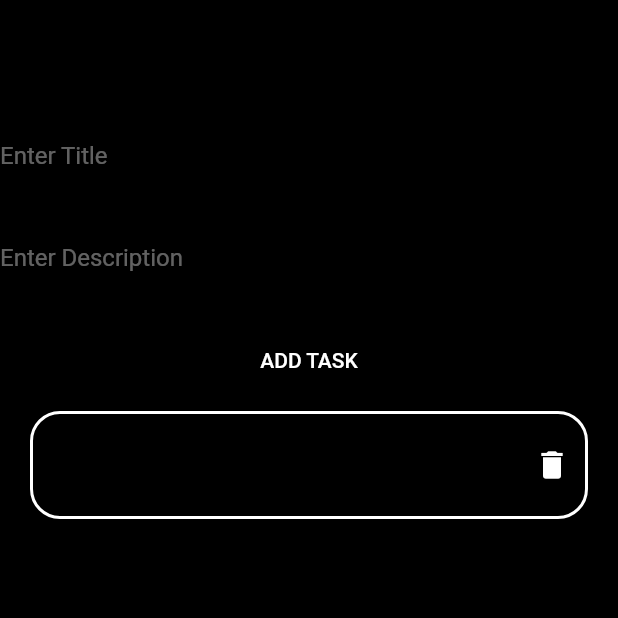
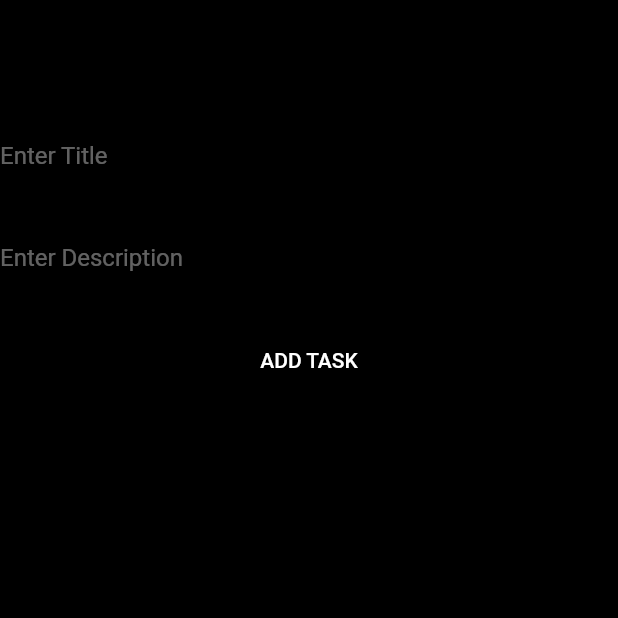
Before and after one commit to Astrallis/mobX_x_Flutter, a Flutter app: the screen it shows after launch, after a tap on "ADD TASK", after a tap on the "delete" icon, on a phone screen of 412 x 824 dp, the top half of it. Run offline on Flutter 3.47's test engine with Material 2 defaults, Android fonts, the phone set to English and light mode, and no system bars; our stand-ins replace flutter_mobx, mobx; generated files the repository leaves out were written again.

Commit message:
delete todo done

```diff
--- a/mobX_todo/lib/store/taskstore.dart
+++ b/mobX_todo/lib/store/taskstore.dart
@@ -1,23 +1,22 @@
-
 import 'package:mobX_todo/model/taskModel.dart';
 import 'package:mobx/mobx.dart';
 part 'taskstore.g.dart';
 
 class TaskStore = _TaskStore with _$TaskStore;
 
-abstract class _TaskStore with Store{
+abstract class _TaskStore with Store {
   @observable
-  ObservableList<Tasket> taskList=ObservableList<Tasket>();
+  ObservableList<Tasket> taskList = ObservableList<Tasket>();
 
   ObservableList<Tasket> get tasks => taskList;
 
   @action
-  void add(Tasket task){
+  void add(Tasket task) {
     taskList.add(task);
   }
 
   @action
-  void delete(String id){
-    taskList.removeWhere((element) => element.id==id);
+  void delete(String i) {
+    taskList.removeWhere((element) => element.id == i);
   }
 }
--- a/mobX_todo/lib/todoscreen.dart
+++ b/mobX_todo/lib/todoscreen.dart
@@ -18,8 +18,6 @@ class _ToDoState extends State<ToDo> {
   final TextEditingController descController = new TextEditingController();
 
   final Uuid uid = new Uuid();
-
-  final Tasket dummy = Tasket(title: "LOLOLO", desc: "LMFAO", id: "lelelele");
 
   @override
   Widget build(BuildContext context) {
@@ -56,38 +54,7 @@ class _ToDoState extends State<ToDo> {
               Observer(
                 builder: (context) => ListView.builder(
                   shrinkWrap: true,
-                  itemBuilder: (context, index) =>
-                      Boxer(task: taskStore.tasks[index]),
-                  itemCount: taskStore.taskList.length,
-                ),
-              ),
-            ],
-          ),
-        ));
-  }
-
-  void add() {
-    Tasket task = new Tasket(
-        title: titleController.text, desc: descController.text, id: uid.v1());
-    print(task.id);
-    taskStore.add(task);
-  }
-}
-
-class Boxer extends StatefulWidget {
-  final Tasket task;
-  Boxer({@required this.task});
-
-  @override
-  _BoxerState createState() => _BoxerState();
-}
-
-class _BoxerState extends State<Boxer> {
-  final TaskStore taskStore = new TaskStore();
-
-  @override
-  Widget build(BuildContext context) {
-    return Padding(
+                  itemBuilder: (context, index) => Padding(
                     padding: EdgeInsets.symmetric(horizontal: 20, vertical: 10),
                     child: Container(
                       width: MediaQuery.of(context).size.width - 40,
@@ -104,12 +71,12 @@ class _BoxerState extends State<Boxer> {
                               mainAxisAlignment: MainAxisAlignment.start,
                               crossAxisAlignment: CrossAxisAlignment.start,
                               children: [
-                  Text(widget.task.title,
+                                Text(taskStore.tasks[index].title,
                                     style: TextStyle(
                                         color: Colors.white,
                                         fontSize: 23,
                                         fontWeight: FontWeight.bold)),
-                  Text(widget.task.desc,
+                                Text(taskStore.tasks[index].desc,
                                     style: TextStyle(
                                         color: Colors.white,
                                         fontSize: 18,
@@ -119,13 +86,26 @@ class _BoxerState extends State<Boxer> {
                             GestureDetector(
                                 child: Icon(Icons.delete, color: Colors.white),
                                 onTap: () {
-                    print(widget.task.id);
-                    // taskStore.delete(widget.task.id);
+                                  print(taskStore.tasks[index].title);
+                                  taskStore.delete(taskStore.tasks[index].id);
                                 })
                           ],
                         ),
                       ),
                     ),
-    );
+                  ),
+                  itemCount: taskStore.taskList.length,
+                ),
+              ),
+            ],
+          ),
+        ));
+  }
+
+  void add() {
+    Tasket task = new Tasket(
+        title: titleController.text, desc: descController.text, id: uid.v1());
+    print(task.id);
+    taskStore.add(task);
   }
 }
```
Also changed, not shown: mobX_todo/lib/store/taskstore.g.dart. Lines whose indentation alone changed are shown as unchanged.
